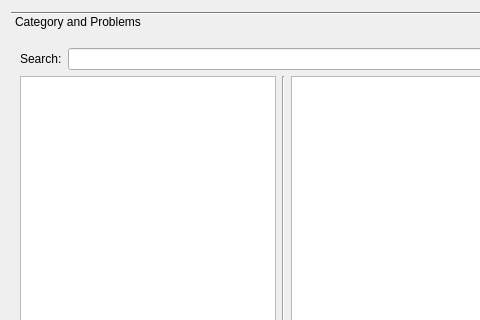
This is src/widgets/problemswidget.ui in jgcoded/UVA-Arena-Qt as Qt 5 draws it before an edit; both pictures show x 0 to 480 and y 0 to 320 of the 909 by 531 pixel window. The edited form follows.
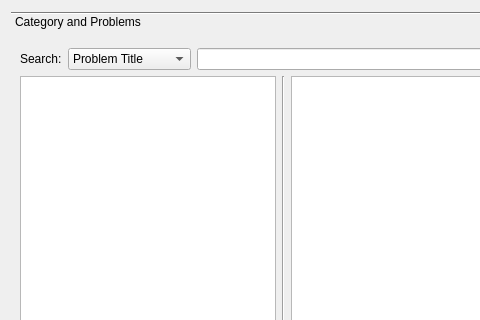
This is the edited form. The open tabs and pages were chosen to show the change.

Commit message: ProblemsWidget: filter problems by title and number. MainWindow: reset problem map shared_ptr when a new problem map is set

```diff
--- a/src/widgets/problemswidget.ui
+++ b/src/widgets/problemswidget.ui
@@ -41,6 +41,23 @@
            </property>
           </widget>
          </item>
+         <item>
+          <widget class="QComboBox" name="searchByComboBox">
+           <property name="frame">
+            <bool>true</bool>
+           </property>
+           <item>
+            <property name="text">
+             <string>Problem Title</string>
+            </property>
+           </item>
+           <item>
+            <property name="text">
+             <string>Problem Number</string>
+            </property>
+           </item>
+          </widget>
+         </item>
          <item>
           <widget class="QLineEdit" name="searchProblemsLineEdit"/>
          </item>
```
Left out of the diff: 31 changed lines with no effect on the pictures. The commit also changes 3 other files.
